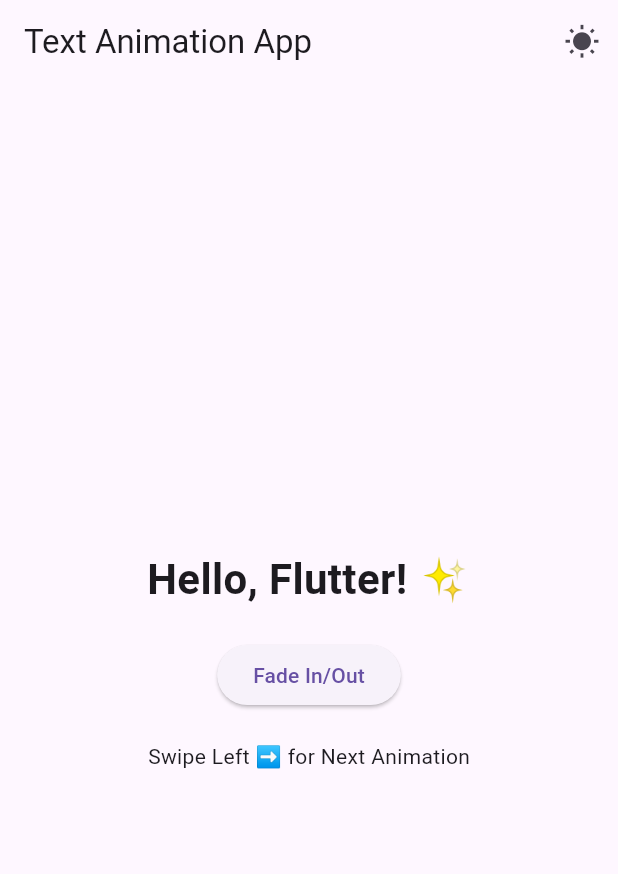
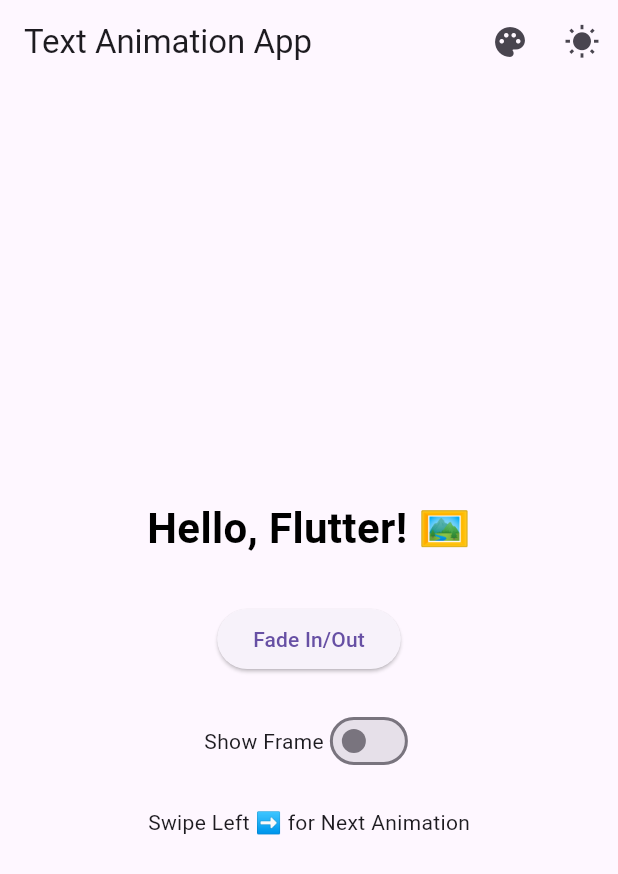
Before and after one commit to sarvanix/textanimation, a Flutter app: the screen it shows after launch, on a phone screen of 412 x 824 dp. Shown: the top 874 px of the screen. Run offline on Flutter 3.47's test engine with Material 3 defaults, Android fonts, the phone set to English and light mode, and no system bars; our stand-ins replace flutter_colorpicker.

Commit message:
Step 5: Added toggle switch to enable/disable text frame

```diff
--- a/lib/main.dart
+++ b/lib/main.dart
@@ -1,5 +1,5 @@
 import 'package:flutter/material.dart';
-//sharu
+import 'package:flutter_colorpicker/flutter_colorpicker.dart';
 
 void main() {
   runApp(MyApp());
@@ -26,6 +26,8 @@
 class _HomeScreenState extends State<HomeScreen> {
   bool isDarkMode = false;
   bool _isVisible = true;
+  bool _showFrame = false;
+  Color _textColor = Colors.black;
 
   void toggleTheme() {
     setState(() {
@@ -39,6 +41,31 @@
     });
   }
 
+  void pickColor() {
+    showDialog(
+      context: context,
+      builder: (context) => AlertDialog(
+        title: Text("Pick a Text Color"),
+        content: SingleChildScrollView(
+          child: ColorPicker(
+            pickerColor: _textColor,
+            onColorChanged: (color) {
+              setState(() {
+                _textColor = color;
+              });
+            },
+          ),
+        ),
+        actions: [
+          TextButton(
+            child: Text("Done"),
+            onPressed: () => Navigator.of(context).pop(),
+          ),
+        ],
+      ),
+    );
+  }
+
   @override
   Widget build(BuildContext context) {
     return Scaffold(
@@ -46,21 +73,16 @@
         title: Text("Text Animation App"),
         actions: [
           IconButton(
+            icon: Icon(Icons.palette),
+            onPressed: pickColor,
+          ),
+          IconButton(
             icon: Icon(isDarkMode ? Icons.nightlight_round : Icons.wb_sunny),
             onPressed: toggleTheme,
           ),
         ],
       ),
-      body: GestureDetector(
-        onHorizontalDragEnd: (details) {
-          if (details.primaryVelocity! < 0) {
-            Navigator.push(
-              context,
-              MaterialPageRoute(builder: (context) => SecondScreen()),
-            );
-          }
-        },
-        child: Column(
+      body: Column(
         mainAxisAlignment: MainAxisAlignment.center,
         children: [
           Center(
@@ -68,9 +90,18 @@
               opacity: _isVisible ? 1.0 : 0.0,
               duration: Duration(seconds: 1),
               curve: Curves.easeInOut,
+              child: Container(
+                padding: EdgeInsets.all(10),
+                decoration: _showFrame
+                    ? BoxDecoration(
+                        border: Border.all(color: _textColor, width: 3),
+                        borderRadius: BorderRadius.circular(10),
+                      )
+                    : null,
                 child: Text(
-                  "Hello, Flutter! ✨",
-                  style: TextStyle(fontSize: 28, fontWeight: FontWeight.bold),
+                  "Hello, Flutter! 🖼",
+                  style: TextStyle(fontSize: 28, fontWeight: FontWeight.bold, color: _textColor),
+                ),
               ),
             ),
           ),
@@ -80,9 +111,23 @@
             child: Text("Fade In/Out"),
           ),
           SizedBox(height: 20),
-            Text("Swipe Left ➡️ for Next Animation"),
+          Row(
+            mainAxisAlignment: MainAxisAlignment.center,
+            children: [
+              Text("Show Frame"),
+              Switch(
+                value: _showFrame,
+                onChanged: (value) {
+                  setState(() {
+                    _showFrame = value;
+                  });
+                },
+              ),
             ],
           ),
+          SizedBox(height: 20),
+          Text("Swipe Left ➡ for Next Animation"),
+        ],
       ),
     );
   }
```
Lines whose indentation alone changed are shown as unchanged.
